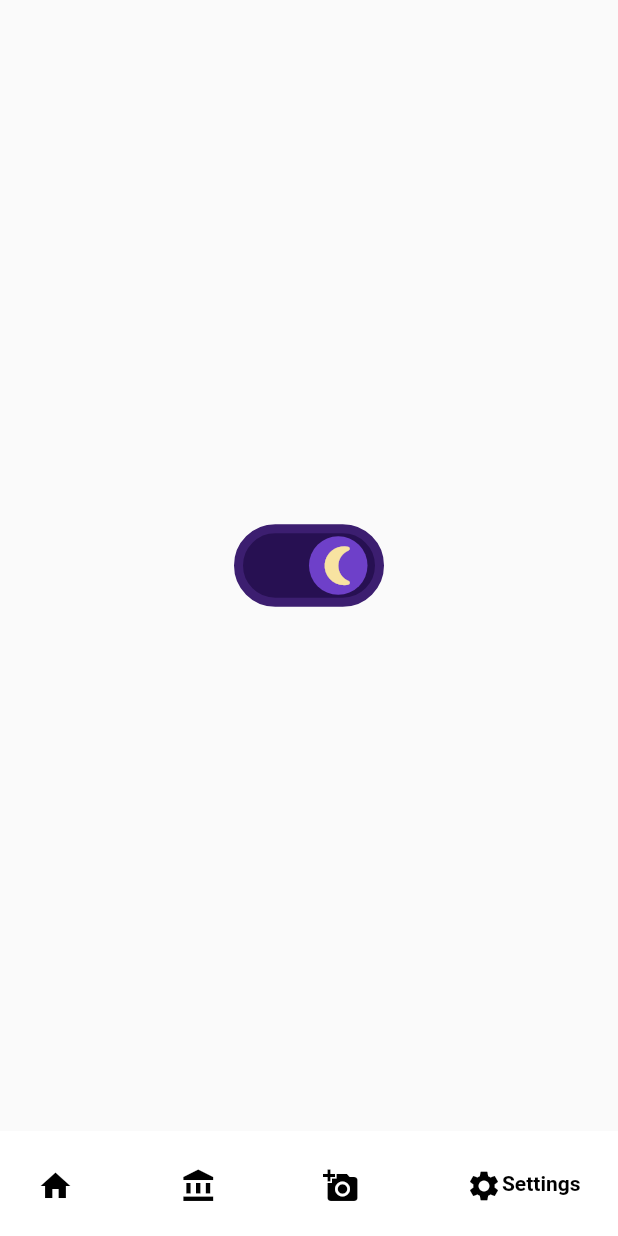
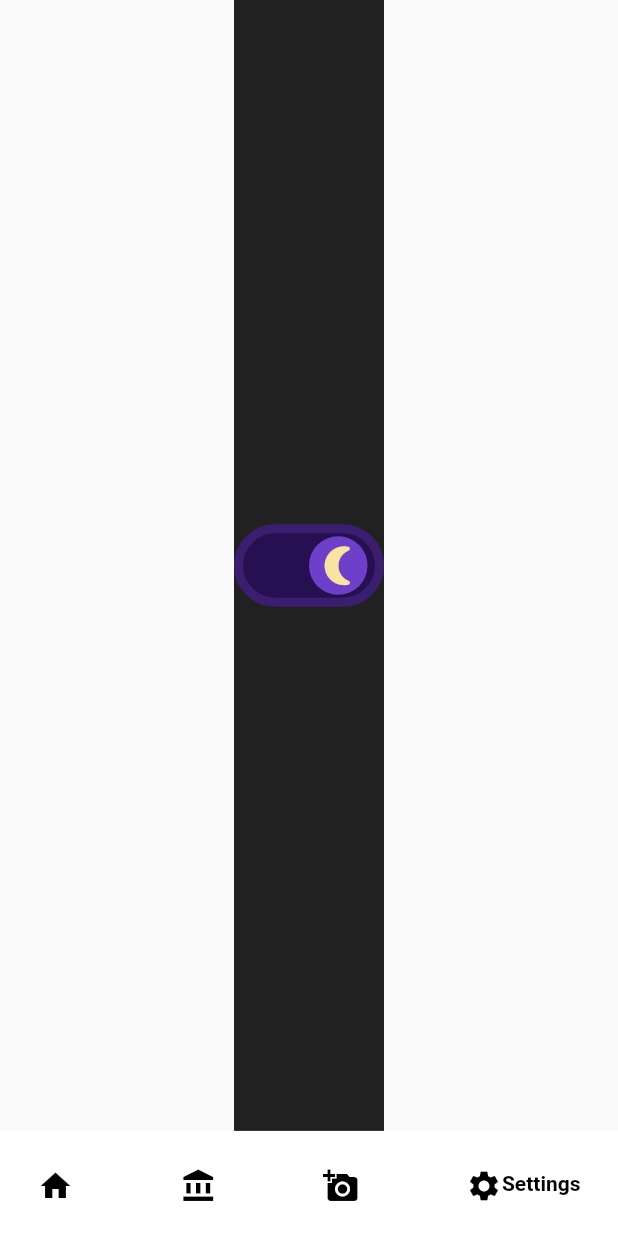
Before and after one commit to anjoov/Inventura-Informatik-Projekt, a Flutter app: the screen it shows after launch, item 4 of the bottom bar chosen, after a tap on the "wb sunny" icon, on a phone screen of 412 x 824 dp. Run offline on Flutter 3.47's test engine with Material 2 defaults, Android fonts, the phone set to English and light mode, and no system bars; drawn by our look-alikes of flutter_switch, google_nav_bar; our stand-ins replace fl_chart, flutter_slidable, hive, hive_flutter; missing offline and left inert: dart:ffi, flutter_barcode_scanner; accounts and stored records are empty.

Commit message:
darkmode almost finished; only bug: update navbar

```diff
--- a/lib/data/globals.dart
+++ b/lib/data/globals.dart
@@ -5,4 +5,5 @@ class Globals {
   static bool nightmode = false;
   static Color textColor = Colors.black;
   static Color backgroundColor = Colors.white;
+  static Color themeColor = Colors.blue;
 }
--- a/lib/screens/HomePage.dart
+++ b/lib/screens/HomePage.dart
@@ -184,7 +184,12 @@ class _HomePageState extends State<HomePage> {
                     height: 0.085 * 0.915 * MediaQuery.of(context).size.height,
                     width: MediaQuery.of(context).size.width,
                     child: FloatingActionButton(
-                        onPressed: addNewItem, child: Icon(Icons.add))),
+                        backgroundColor: Globals.themeColor,
+                        onPressed: addNewItem,
+                        child: Icon(
+                          Icons.add,
+                          color: Globals.textColor,
+                        ))),
               ],
             )));
   }
--- a/lib/screens/Settings.dart
+++ b/lib/screens/Settings.dart
@@ -19,6 +19,7 @@ class SettingsState extends State<Settings> {
         home: Scaffold(
             body: Center(
                 child: Container(
+      color: Globals.backgroundColor,
       child: FlutterSwitch(
         width: 100.0,
         height: 55.0,
@@ -53,9 +54,11 @@ class SettingsState extends State<Settings> {
             if (val) {
               Globals.textColor = Colors.white;
               Globals.backgroundColor = Colors.grey.shade900;
+              Globals.themeColor = Colors.blueAccent;
             } else {
               Globals.textColor = Colors.black;
               Globals.backgroundColor = Colors.white;
+              Globals.themeColor = Colors.blue;
             }
           });
         },
--- a/lib/screens/ThirdScreen.dart
+++ b/lib/screens/ThirdScreen.dart
@@ -24,6 +24,7 @@ class ThirdScreenState extends State<ThirdScreen> {
   Widget build(BuildContext context) {
     return Consumer<InventarData>(
         builder: (context, value, child) => Scaffold(
+            backgroundColor: Globals.backgroundColor,
             appBar: AppBar(
               //App Bar wegnehmen?
               title: Text("Scan Barcode"),
@@ -35,7 +36,7 @@ class ThirdScreenState extends State<ThirdScreen> {
                     children: <Widget>[
                   ElevatedButton.icon(
                     style: ElevatedButton.styleFrom(
-                      primary: Colors.amber,
+                      primary: Globals.themeColor,
                       onPrimary: Globals.textColor,
                     ),
                     icon: Icon(Icons.camera_alt_outlined),
@@ -47,8 +48,7 @@ class ThirdScreenState extends State<ThirdScreen> {
                     scanResult == null
                         ? "Scan a code!"
                         : "Scan result: $scanResult",
-                    style: TextStyle(fontSize: 18),
-                    selectionColor: Globals.textColor,
+                    style: TextStyle(fontSize: 18, color: Globals.textColor),
                   ),
                 ]))));
   }
```
